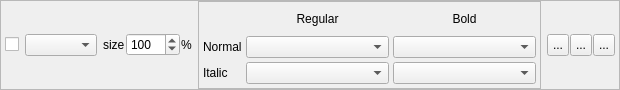
First picture: the form in src/fontframe.ui, repository petrovvlad/freeLib, before the edit.
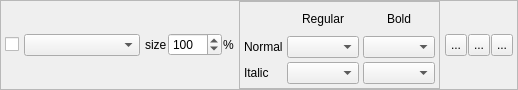
Second picture: the form after the edit. Icons and pictures are not drawn.

The edit to the form file:
```diff
--- a/src/fontframe.ui
+++ b/src/fontframe.ui
@@ -6,7 +6,7 @@
    <rect>
     <x>0</x>
     <y>0</y>
-    <width>620</width>
+    <width>518</width>
     <height>90</height>
    </rect>
   </property>
@@ -20,6 +20,12 @@
    <enum>QFrame::Raised</enum>
   </property>
   <layout class="QHBoxLayout" name="horizontalLayout" stretch="0,1,0,0,0">
+   <property name="spacing">
+    <number>5</number>
+   </property>
+   <property name="sizeConstraint">
+    <enum>QLayout::SizeConstraint::SetMinimumSize</enum>
+   </property>
    <property name="leftMargin">
     <number>4</number>
    </property>
@@ -42,7 +48,7 @@
    <item>
     <widget class="QComboBox" name="tag">
      <property name="sizePolicy">
-      <sizepolicy hsizetype="Maximum" vsizetype="Fixed">
+      <sizepolicy hsizetype="MinimumExpanding" vsizetype="Fixed">
        <horstretch>0</horstretch>
        <verstretch>0</verstretch>
       </sizepolicy>
@@ -125,10 +131,36 @@
        </widget>
       </item>
       <item row="2" column="1">
-       <widget class="QComboBox" name="font_i"/>
+       <widget class="QComboBox" name="font_i">
+        <property name="sizePolicy">
+         <sizepolicy hsizetype="MinimumExpanding" vsizetype="Fixed">
+          <horstretch>0</horstretch>
+          <verstretch>0</verstretch>
+         </sizepolicy>
+        </property>
+        <property name="maximumSize">
+         <size>
+          <width>16777215</width>
+          <height>16777215</height>
+         </size>
+        </property>
+       </widget>
       </item>
       <item row="1" column="1">
-       <widget class="QComboBox" name="font"/>
+       <widget class="QComboBox" name="font">
+        <property name="sizePolicy">
+         <sizepolicy hsizetype="MinimumExpanding" vsizetype="Fixed">
+          <horstretch>0</horstretch>
+          <verstretch>0</verstretch>
+         </sizepolicy>
+        </property>
+        <property name="maximumSize">
+         <size>
+          <width>16777215</width>
+          <height>16777215</height>
+         </size>
+        </property>
+       </widget>
       </item>
       <item row="0" column="1">
        <widget class="QLabel" name="label_3">
@@ -151,10 +183,36 @@
        </widget>
       </item>
       <item row="1" column="2">
-       <widget class="QComboBox" name="font_b"/>
+       <widget class="QComboBox" name="font_b">
+        <property name="sizePolicy">
+         <sizepolicy hsizetype="MinimumExpanding" vsizetype="Fixed">
+          <horstretch>0</horstretch>
+          <verstretch>0</verstretch>
+         </sizepolicy>
+        </property>
+        <property name="maximumSize">
+         <size>
+          <width>16777215</width>
+          <height>16777215</height>
+         </size>
+        </property>
+       </widget>
       </item>
       <item row="2" column="2">
-       <widget class="QComboBox" name="font_bi"/>
+       <widget class="QComboBox" name="font_bi">
+        <property name="sizePolicy">
+         <sizepolicy hsizetype="MinimumExpanding" vsizetype="Fixed">
+          <horstretch>0</horstretch>
+          <verstretch>0</verstretch>
+         </sizepolicy>
+        </property>
+        <property name="maximumSize">
+         <size>
+          <width>16777215</width>
+          <height>16777215</height>
+         </size>
+        </property>
+       </widget>
       </item>
      </layout>
      <zorder>label_3</zorder>
```
Left out of the diff: 12 changed lines with no effect on the pictures.
